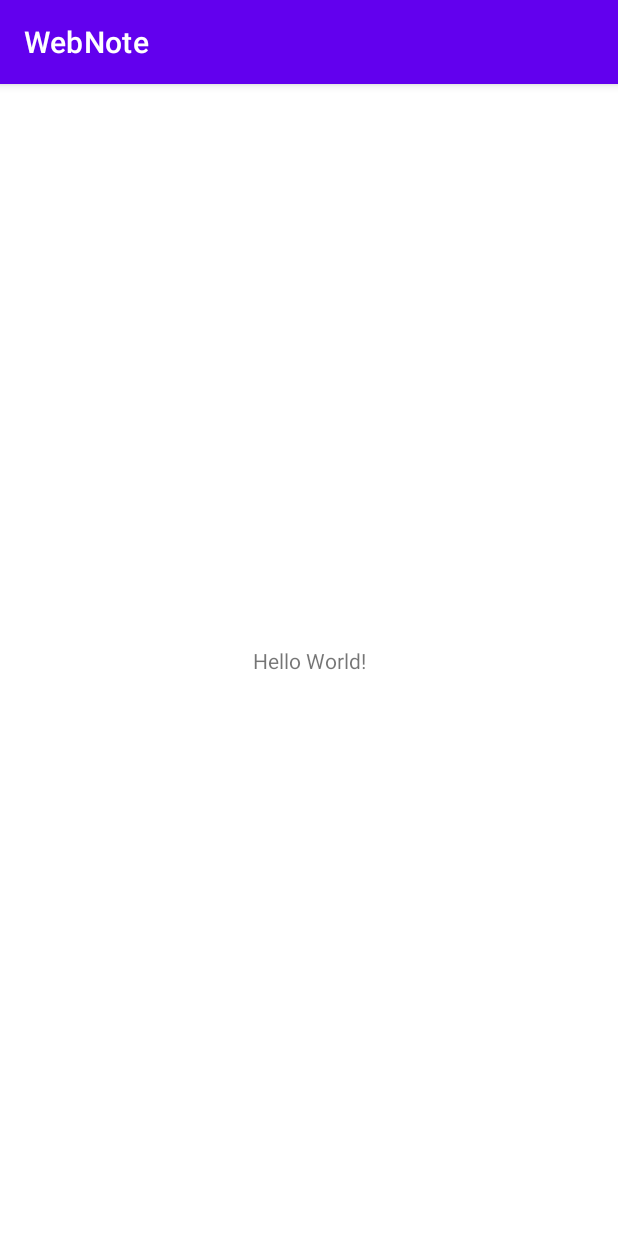
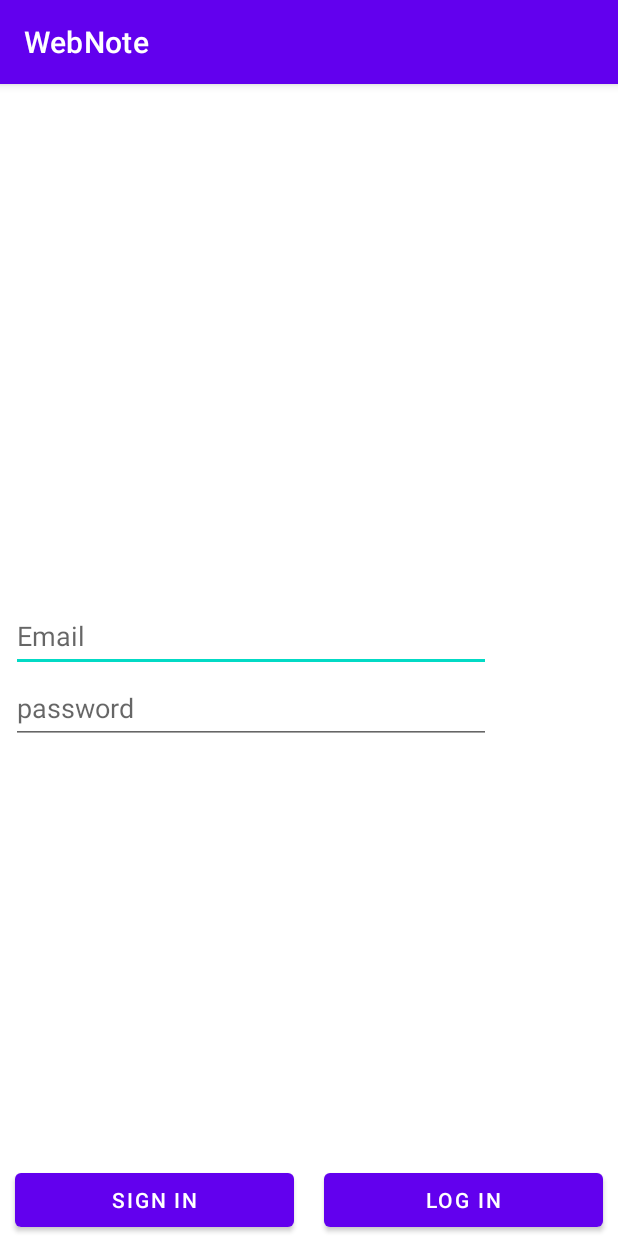
Before and after one commit to khvatid/web_note_etu, an Android app: the screen it shows after launch (MainActivity), on a phone screen of 412 x 824 dp. Run offline under Robolectric (Android 15) with nearby library versions, the phone set to English and light mode, and no system bars; our stand-ins replace Firebase (no records; nobody signed in at launch, a user with empty details on screens opened directly).

```diff
--- a/app/build.gradle
+++ b/app/build.gradle
@@ -1,5 +1,6 @@
 plugins {
     id 'com.android.application'
+    id 'com.google.gms.google-services'
 }
 
 android {
@@ -32,6 +33,7 @@ dependencies {
     implementation 'androidx.appcompat:appcompat:1.3.1'
     implementation 'com.google.android.material:material:1.4.0'
     implementation 'androidx.constraintlayout:constraintlayout:2.1.0'
+    implementation 'com.google.firebase:firebase-auth:21.0.1'
     testImplementation 'junit:junit:4.+'
     androidTestImplementation 'androidx.test.ext:junit:1.1.3'
     androidTestImplementation 'androidx.test.espresso:espresso-core:3.4.0'
--- a/app/src/main/java/com/to_panelka/webnote/MainActivity.java
+++ b/app/src/main/java/com/to_panelka/webnote/MainActivity.java
@@ -1,13 +1,82 @@
 package com.to_panelka.webnote;
 
+import android.view.View;
+import android.widget.EditText;
+import android.widget.Toast;
+import androidx.annotation.NonNull;
 import androidx.appcompat.app.AppCompatActivity;
 import android.os.Bundle;
+import com.google.android.gms.tasks.OnCompleteListener;
+import com.google.android.gms.tasks.Task;
+import com.google.firebase.auth.AuthResult;
+import com.google.firebase.auth.FirebaseAuth;
+import com.google.firebase.auth.FirebaseAuth.AuthStateListener;
+import com.google.firebase.auth.FirebaseUser;
 
-public class MainActivity extends AppCompatActivity {
+public class MainActivity extends AppCompatActivity implements View.OnClickListener{
+
+
+  private FirebaseAuth mAuth;
+  private FirebaseAuth.AuthStateListener mAuthListener;
+  private EditText ETmail;
+  private EditText ETpassword;
 
   @Override
   protected void onCreate(Bundle savedInstanceState) {
     super.onCreate(savedInstanceState);
     setContentView(R.layout.activity_main);
+
+    mAuth = FirebaseAuth.getInstance();
+
+    mAuthListener = firebaseAuth -> {
+      FirebaseUser user = firebaseAuth.getCurrentUser();
+      if(user != null){
+
+      }
+      else {
+
+      }
+    };
+    ETmail = findViewById(R.id.et_email);
+    ETpassword = findViewById(R.id.et_password);
+
+    findViewById(R.id.btn_sign_in).setOnClickListener(this);
+    findViewById(R.id.btn_registration).setOnClickListener(this);
+
   }
+
+  @Override
+  public void onClick(View v) {
+    if(v.getId() == R.id.btn_sign_in)
+    {
+      signIn(ETmail.getText().toString(),ETpassword.getText().toString());
+    }
+    else if (v.getId() == R.id.btn_registration)
+    {
+      registration(ETmail.getText().toString(),ETpassword.getText().toString());
+    }
+  }
+
+  public  void signIn (String email, String password)
+  {
+    mAuth.signInWithEmailAndPassword(email, password).addOnCompleteListener(this,
+        task -> {
+          if(task.isSuccessful())
+          Toast.makeText(MainActivity.this, "Sign in Complite", Toast.LENGTH_SHORT).show();
+          else
+            Toast.makeText(MainActivity.this,"Sign in Faild", Toast.LENGTH_SHORT).show();
+        });
+  }
+  public  void registration(String email,String password)
+  {
+    mAuth.createUserWithEmailAndPassword(email, password).addOnCompleteListener(this,
+        task -> {
+          if(task.isSuccessful())
+            Toast.makeText(MainActivity.this, "Log in Complite", Toast.LENGTH_SHORT).show();
+          else
+            Toast.makeText(MainActivity.this,"Log in Faild", Toast.LENGTH_SHORT).show();
+        });
+  }
+
+
 }
--- a/app/src/main/res/layout/activity_main.xml
+++ b/app/src/main/res/layout/activity_main.xml
@@ -5,13 +5,62 @@
   android:layout_width="match_parent"
   android:layout_height="match_parent"
   tools:context=".MainActivity">
-  <TextView
+
+  <EditText
+    android:id="@+id/et_email"
     android:layout_width="wrap_content"
     android:layout_height="wrap_content"
-    android:text="Hello World!"
+    android:ems="15"
+    android:autofillHints="emailAddress"
+    android:hint="Email"
+    android:inputType="textEmailAddress"
+    android:minHeight="48dp"
+    app:layout_constraintBottom_toTopOf="@+id/et_password"
+    app:layout_constraintEnd_toEndOf="parent"
+    app:layout_constraintHorizontal_bias="0.082"
+    app:layout_constraintStart_toStartOf="parent"
+    app:layout_constraintTop_toTopOf="parent"
+    app:layout_constraintVertical_bias="1.0" />
+  <EditText
+    android:id="@+id/et_password"
+    android:layout_width="wrap_content"
+    android:layout_height="wrap_content"
+    android:layout_marginBottom="280dp"
+    android:ems="15"
+    android:hint="password"
+    android:autofillHints="password"
+    android:inputType="textPassword"
+    android:minHeight="48dp"
+    app:layout_constraintBottom_toTopOf="@+id/linearLayout"
+    app:layout_constraintEnd_toEndOf="parent"
+    app:layout_constraintHorizontal_bias="0.082"
+    app:layout_constraintStart_toStartOf="parent" />
+  <LinearLayout
+    android:id="@+id/linearLayout"
+    android:layout_width="match_parent"
+    android:layout_height="wrap_content"
+    android:orientation="horizontal"
     app:layout_constraintBottom_toBottomOf="parent"
-    app:layout_constraintLeft_toLeftOf="parent"
-    app:layout_constraintRight_toRightOf="parent"
-    app:layout_constraintTop_toTopOf="parent" />
+    app:layout_constraintEnd_toEndOf="parent"
+    app:layout_constraintStart_toStartOf="parent">
+    <Button
+      android:id="@+id/btn_sign_in"
+      android:layout_width="match_parent"
+      android:layout_height="wrap_content"
+      android:layout_weight="1"
+      android:layout_marginStart="10dp"
+      android:layout_marginEnd="10dp"
+      style="@android:attr/buttonBarButtonStyle"
+      android:text="Sign in" />
+    <Button
+      android:id="@+id/btn_registration"
+      android:layout_width="match_parent"
+      android:layout_height="wrap_content"
+      android:layout_weight="1"
+      android:layout_marginStart="10dp"
+      android:layout_marginEnd="10dp"
+      style="@android:attr/buttonBarButtonStyle"
+      android:text="Log in" />
+  </LinearLayout>
 
 </androidx.constraintlayout.widget.ConstraintLayout>
--- a/build.gradle
+++ b/build.gradle
@@ -6,6 +6,7 @@ buildscript {
     }
     dependencies {
         classpath "com.android.tools.build:gradle:7.0.2"
+        classpath 'com.google.gms:google-services:4.3.10'
 
         // NOTE: Do not place your application dependencies here; they belong
         // in the individual module build.gradle files
```
